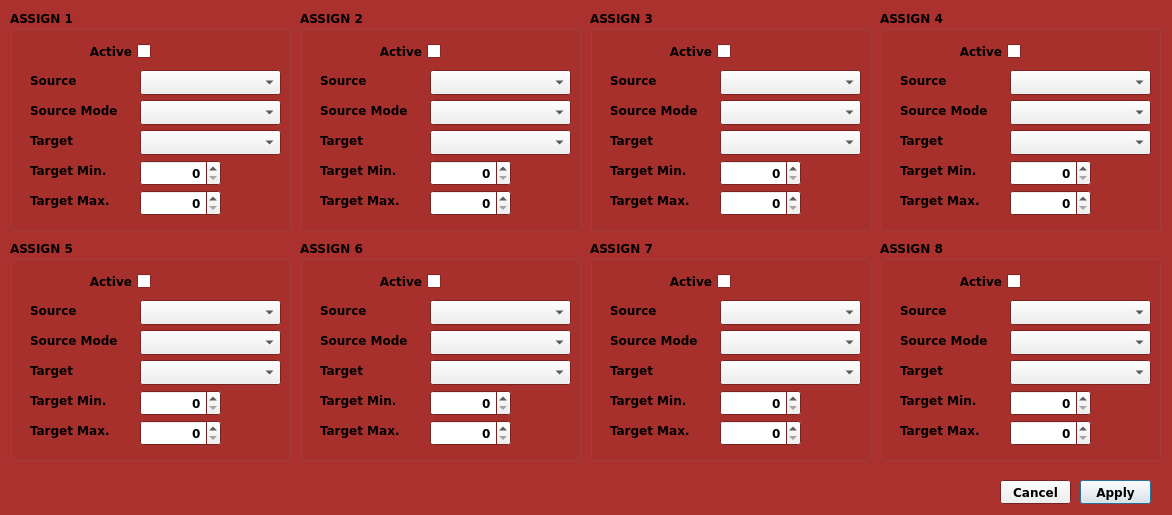
Old version of the form Boss-rc500-assign.ui in the repository dfleury2/boss-rc500-editor.
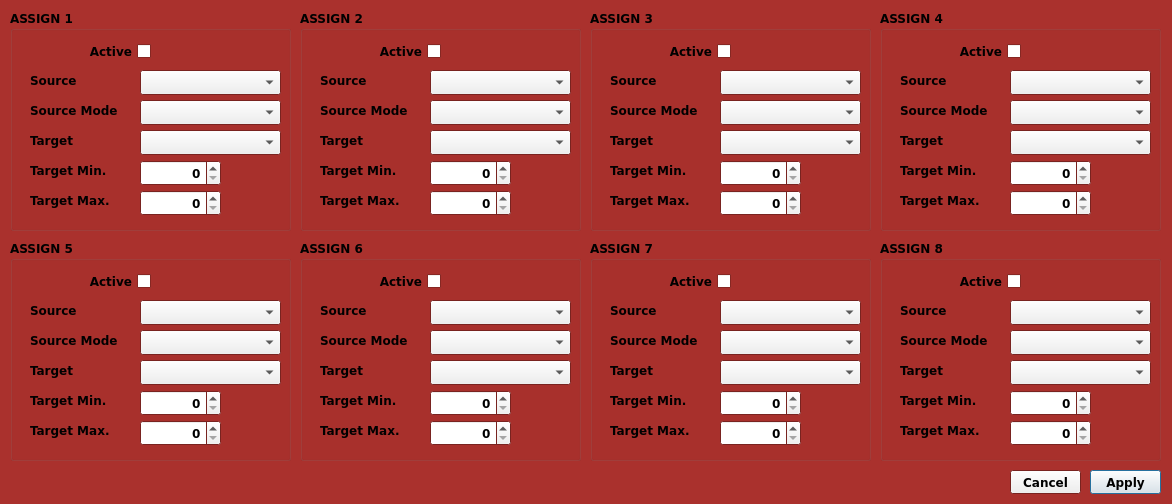
New version of the form.

Commit message: Add Dialog for System

The edit to the form file:
```diff
--- a/Boss-rc500-assign.ui
+++ b/Boss-rc500-assign.ui
@@ -7,7 +7,7 @@
     <x>0</x>
     <y>0</y>
     <width>1172</width>
-    <height>515</height>
+    <height>504</height>
    </rect>
   </property>
   <property name="palette">
@@ -1287,8 +1287,8 @@
   <widget class="QPushButton" name="button_Apply">
    <property name="geometry">
     <rect>
-     <x>1080</x>
-     <y>480</y>
+     <x>1090</x>
+     <y>470</y>
      <width>71</width>
      <height>24</height>
     </rect>
@@ -1300,8 +1300,8 @@
   <widget class="QPushButton" name="button_Cancel">
    <property name="geometry">
     <rect>
-     <x>1000</x>
-     <y>480</y>
+     <x>1010</x>
+     <y>470</y>
      <width>71</width>
      <height>24</height>
     </rect>
```
The commit also changes 7 other files.
